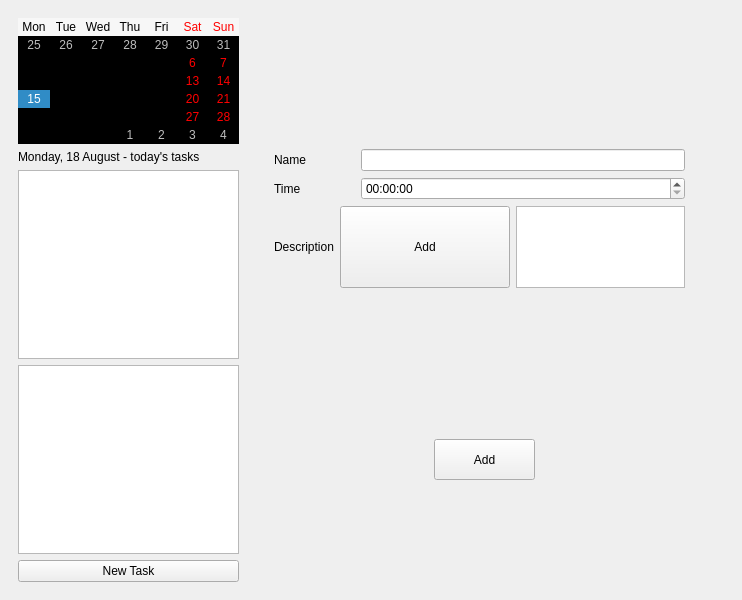
Above: mainwindow.ui from david4more/QtToDo before the change. Below: the same form after it.
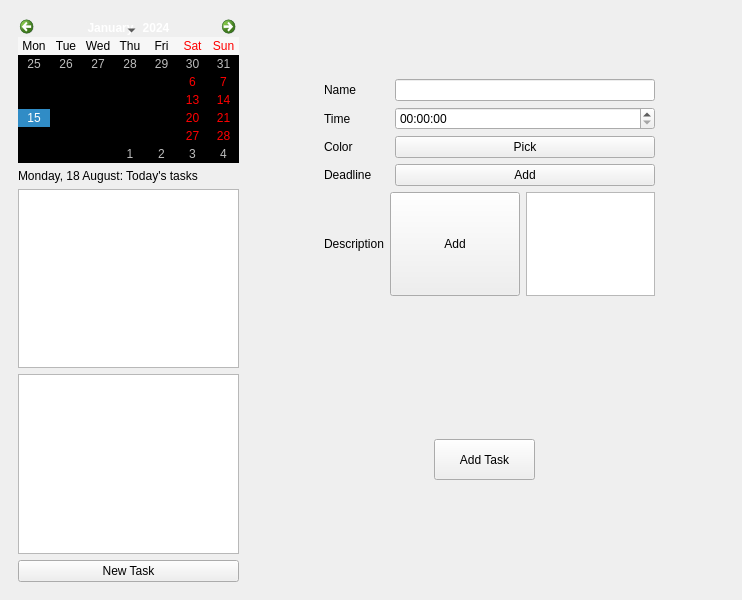
That is the form after the change. The open tabs and pages were chosen to show the change.

Commit message: add saving tasks to JSON and loading on startup

```diff
--- a/mainwindow.ui
+++ b/mainwindow.ui
@@ -30,7 +30,26 @@
        <item>
         <widget class="QCalendarWidget" name="calendarWidget">
          <property name="styleSheet">
-          <string notr="true">* { background: transparent; }</string>
+          <string notr="true">QCalendarWidget QTableView {
+    background: transparent;
+    border: none;
+}
+
+QCalendarWidget QHeaderView {
+    background: transparent;
+    border: none;
+}
+
+QCalendarWidget QWidget#qt_calendar_navigationbar {
+    background: transparent;
+    border: none;
+}
+
+QCalendarWidget QToolButton {
+    background: transparent;
+    border: none;
+}
+</string>
          </property>
          <property name="firstDayOfWeek">
           <enum>Qt::DayOfWeek::Monday</enum>
@@ -45,7 +64,7 @@
           <enum>QCalendarWidget::VerticalHeaderFormat::NoVerticalHeader</enum>
          </property>
          <property name="navigationBarVisible">
-          <bool>false</bool>
+          <bool>true</bool>
          </property>
          <property name="dateEditEnabled">
           <bool>true</bool>
@@ -55,7 +74,7 @@
        <item>
         <widget class="QLabel" name="label">
          <property name="text">
-          <string>Monday, 18 August - today's tasks</string>
+          <string>Monday, 18 August: Today's tasks</string>
          </property>
         </widget>
        </item>
@@ -102,19 +121,22 @@
          </rect>
         </property>
         <property name="text">
-         <string>Add</string>
+         <string>Add Task</string>
         </property>
        </widget>
        <widget class="QWidget" name="layoutWidget">
         <property name="geometry">
          <rect>
-          <x>20</x>
-          <y>140</y>
-          <width>411</width>
-          <height>139</height>
+          <x>70</x>
+          <y>70</y>
+          <width>331</width>
+          <height>217</height>
          </rect>
         </property>
         <layout class="QVBoxLayout" name="verticalLayout_2">
+         <property name="sizeConstraint">
+          <enum>QLayout::SizeConstraint::SetDefaultConstraint</enum>
+         </property>
          <item>
           <layout class="QHBoxLayout" name="horizontalLayout_2">
            <item>
@@ -169,8 +191,77 @@
            </item>
           </layout>
          </item>
+         <item>
+          <layout class="QHBoxLayout" name="horizontalLayout_5">
+           <item>
+            <widget class="QLabel" name="label_5">
+             <property name="sizePolicy">
+              <sizepolicy hsizetype="Preferred" vsizetype="Preferred">
+               <horstretch>1</horstretch>
+               <verstretch>0</verstretch>
+              </sizepolicy>
+             </property>
+             <property name="text">
+              <string>Color</string>
+             </property>
+            </widget>
+           </item>
+           <item>
+            <widget class="QPushButton" name="taskColorButton">
+             <property name="sizePolicy">
+              <sizepolicy hsizetype="Minimum" vsizetype="Fixed">
+               <horstretch>4</horstretch>
+               <verstretch>0</verstretch>
+              </sizepolicy>
+             </property>
+             <property name="minimumSize">
+              <size>
+               <width>0</width>
+               <height>0</height>
+              </size>
+             </property>
+             <property name="text">
+              <string>Pick</string>
+             </property>
+            </widget>
+           </item>
+          </layout>
+         </item>
+         <item>
+          <layout class="QHBoxLayout" name="horizontalLayout_6">
+           <item>
+            <widget class="QLabel" name="label_6">
+             <property name="sizePolicy">
+              <sizepolicy hsizetype="Preferred" vsizetype="Preferred">
+               <horstretch>1</horstretch>
+               <verstretch>0</verstretch>
+              </sizepolicy>
+             </property>
+             <property name="text">
+              <string>Deadline</string>
+             </property>
+            </widget>
+           </item>
+           <item>
+            <widget class="QPushButton" name="taskDeadlineButton">
+             <property name="sizePolicy">
+              <sizepolicy hsizetype="Minimum" vsizetype="Fixed">
+               <horstretch>4</horstretch>
+               <verstretch>0</verstretch>
+              </sizepolicy>
+             </property>
+             <property name="text">
+              <string>Add</string>
+             </property>
+            </widget>
+           </item>
+          </layout>
+         </item>
          <item>
           <layout class="QHBoxLayout" name="horizontalLayout_3">
+           <property name="sizeConstraint">
+            <enum>QLayout::SizeConstraint::SetDefaultConstraint</enum>
+           </property>
            <item>
             <widget class="QLabel" name="label_3">
              <property name="sizePolicy">
@@ -187,7 +278,7 @@
            <item>
             <widget class="QPushButton" name="descriptionButton">
              <property name="sizePolicy">
-              <sizepolicy hsizetype="Preferred" vsizetype="Expanding">
+              <sizepolicy hsizetype="Preferred" vsizetype="Preferred">
                <horstretch>4</horstretch>
                <verstretch>0</verstretch>
               </sizepolicy>
@@ -203,7 +294,7 @@
               <bool>true</bool>
              </property>
              <property name="sizePolicy">
-              <sizepolicy hsizetype="Preferred" vsizetype="Expanding">
+              <sizepolicy hsizetype="Preferred" vsizetype="Preferred">
                <horstretch>4</horstretch>
                <verstretch>0</verstretch>
               </sizepolicy>
```
Left out of the diff: 30 changed lines with no effect on the pictures. The commit also changes 3 other files.
